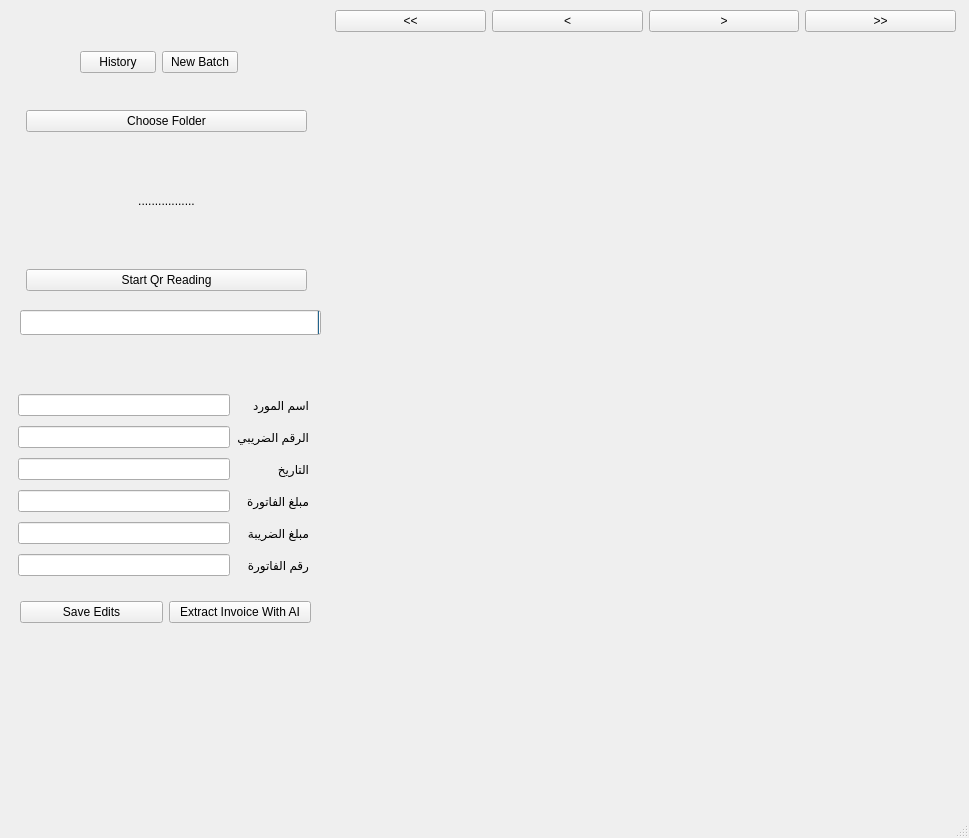
Old version of the form qrdetector.ui in the repository skardum/invoices-reader.
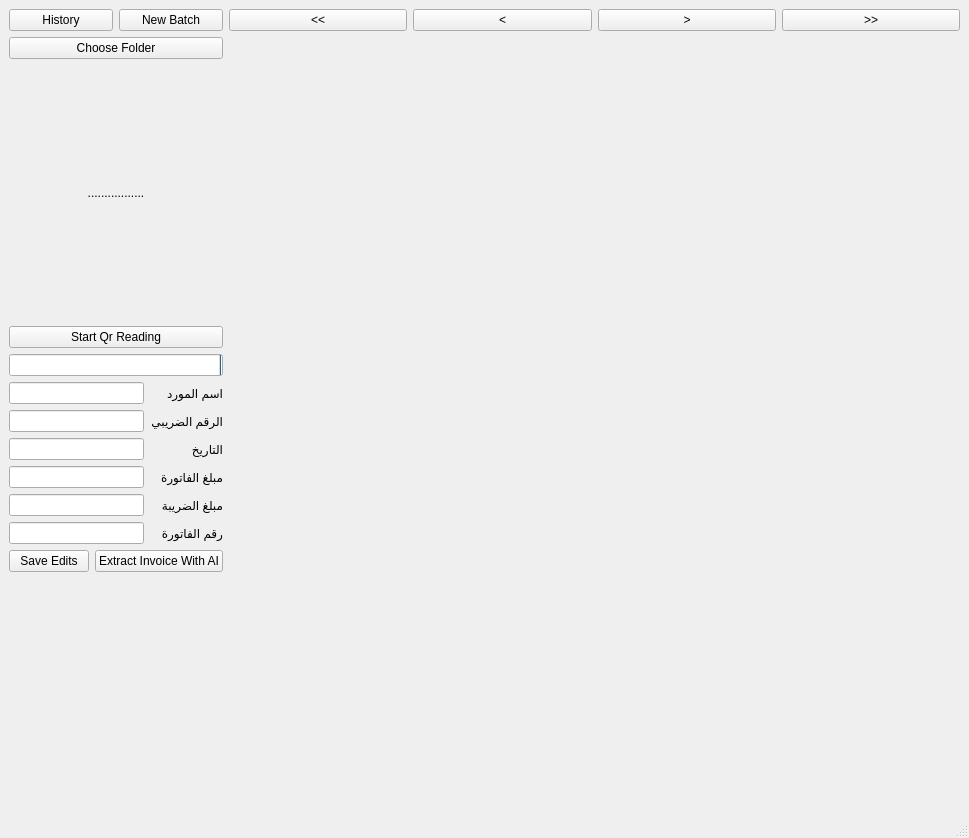
New version of the form.

The edit to the form file:
```diff
--- a/qrdetector.ui
+++ b/qrdetector.ui
@@ -14,15 +14,57 @@
    <string>MainWindow</string>
   </property>
   <widget class="QWidget" name="centralwidget">
+   <layout class="QFormLayout" name="formLayout">
+    <item row="0" column="0">
+     <layout class="QGridLayout" name="gridLayout_6">
+      <item row="0" column="0">
+       <layout class="QGridLayout" name="gridLayout_5">
+        <item row="0" column="0">
+         <widget class="QPushButton" name="previous_extractions">
+          <property name="text">
+           <string>History</string>
+          </property>
+         </widget>
+        </item>
+        <item row="0" column="1">
+         <widget class="QPushButton" name="new_batch">
+          <property name="text">
+           <string>New Batch</string>
+          </property>
+         </widget>
+        </item>
+       </layout>
+      </item>
+      <item row="1" column="0">
+       <layout class="QGridLayout" name="gridLayout_3">
+        <item row="1" column="0">
+         <widget class="QLabel" name="folder_path_label">
+          <property name="text">
+           <string>.................</string>
+          </property>
+          <property name="alignment">
+           <set>Qt::AlignCenter</set>
+          </property>
+         </widget>
+        </item>
+        <item row="0" column="0">
+         <widget class="QPushButton" name="browseButton1">
+          <property name="text">
+           <string>Choose Folder</string>
+          </property>
+         </widget>
+        </item>
+        <item row="2" column="0">
+         <widget class="QPushButton" name="convertButton">
+          <property name="text">
+           <string>Start Qr Reading</string>
+          </property>
+         </widget>
+        </item>
+       </layout>
+      </item>
+      <item row="2" column="0">
    <widget class="QProgressBar" name="progressBar">
-    <property name="geometry">
-     <rect>
-      <x>20</x>
-      <y>310</y>
-      <width>301</width>
-      <height>25</height>
-     </rect>
-    </property>
     <property name="layoutDirection">
      <enum>Qt::RightToLeft</enum>
     </property>
@@ -33,15 +75,8 @@
      <number>0</number>
     </property>
    </widget>
-   <widget class="QWidget" name="layoutWidget">
-    <property name="geometry">
-     <rect>
-      <x>18</x>
-      <y>390</y>
-      <width>291</width>
-      <height>191</height>
-     </rect>
-    </property>
+      </item>
+      <item row="3" column="0">
     <layout class="QGridLayout" name="gridLayout">
      <item row="4" column="0">
       <widget class="QLineEdit" name="vatamount_lineedit"/>
@@ -107,17 +142,32 @@
       </widget>
      </item>
     </layout>
-   </widget>
-   <widget class="QWidget" name="layoutWidget">
-    <property name="geometry">
-     <rect>
-      <x>335</x>
-      <y>10</y>
-      <width>621</width>
-      <height>791</height>
-     </rect>
-    </property>
+      </item>
+      <item row="4" column="0">
+       <layout class="QGridLayout" name="gridLayout_4">
+        <item row="0" column="1">
+         <widget class="QPushButton" name="ai_button">
+          <property name="text">
+           <string>Extract Invoice With AI</string>
+          </property>
+         </widget>
+        </item>
+        <item row="0" column="0">
+         <widget class="QPushButton" name="save">
+          <property name="text">
+           <string>Save Edits</string>
+          </property>
+         </widget>
+        </item>
+       </layout>
+      </item>
+     </layout>
+    </item>
+    <item row="0" column="1">
     <layout class="QGridLayout" name="gridLayout_2">
+      <property name="sizeConstraint">
+       <enum>QLayout::SetNoConstraint</enum>
+      </property>
      <item row="0" column="2">
       <widget class="QPushButton" name="next">
        <property name="text">
@@ -148,6 +198,18 @@
      </item>
      <item row="1" column="0" colspan="4">
       <widget class="QLabel" name="label_7">
+        <property name="sizePolicy">
+         <sizepolicy hsizetype="MinimumExpanding" vsizetype="MinimumExpanding">
+          <horstretch>0</horstretch>
+          <verstretch>0</verstretch>
+         </sizepolicy>
+        </property>
+        <property name="maximumSize">
+         <size>
+          <width>1152</width>
+          <height>864</height>
+         </size>
+        </property>
        <property name="text">
         <string/>
        </property>
@@ -157,95 +219,8 @@
       </widget>
      </item>
     </layout>
-   </widget>
-   <widget class="QWidget" name="layoutWidget">
-    <property name="geometry">
-     <rect>
-      <x>26</x>
-      <y>110</y>
-      <width>281</width>
-      <height>181</height>
-     </rect>
-    </property>
-    <layout class="QGridLayout" name="gridLayout_3">
-     <item row="1" column="0">
-      <widget class="QLabel" name="folder_path_label">
-       <property name="text">
-        <string>.................</string>
-       </property>
-       <property name="alignment">
-        <set>Qt::AlignCenter</set>
-       </property>
-      </widget>
-     </item>
-     <item row="0" column="0">
-      <widget class="QPushButton" name="browseButton1">
-       <property name="text">
-        <string>Choose Folder</string>
-       </property>
-      </widget>
-     </item>
-     <item row="2" column="0">
-      <widget class="QPushButton" name="convertButton">
-       <property name="text">
-        <string>Start Qr Reading</string>
-       </property>
-      </widget>
-     </item>
-    </layout>
-   </widget>
-   <widget class="QWidget" name="layoutWidget">
-    <property name="geometry">
-     <rect>
-      <x>20</x>
-      <y>600</y>
-      <width>291</width>
-      <height>25</height>
-     </rect>
-    </property>
-    <layout class="QGridLayout" name="gridLayout_4">
-     <item row="0" column="1">
-      <widget class="QPushButton" name="ai_button">
-       <property name="text">
-        <string>Extract Invoice With AI</string>
-       </property>
-      </widget>
-     </item>
-     <item row="0" column="0">
-      <widget class="QPushButton" name="save">
-       <property name="text">
-        <string>Save Edits</string>
-       </property>
-      </widget>
-     </item>
-    </layout>
-   </widget>
-   <widget class="QWidget" name="layoutWidget">
-    <property name="geometry">
-     <rect>
-      <x>80</x>
-      <y>50</y>
-      <width>158</width>
-      <height>25</height>
-     </rect>
-    </property>
-    <layout class="QGridLayout" name="gridLayout_5">
-     <item row="0" column="0">
-      <widget class="QPushButton" name="previous_extractions">
-       <property name="text">
-        <string>History</string>
-       </property>
-      </widget>
-     </item>
-     <item row="0" column="1">
-      <widget class="QPushButton" name="new_batch">
-       <property name="text">
-        <string>New Batch</string>
-       </property>
-      </widget>
-     </item>
-    </layout>
-   </widget>
+    </item>
+   </layout>
   </widget>
   <widget class="QMenuBar" name="menubar">
    <property name="geometry">
```
Lines whose indentation alone changed are shown as unchanged.
